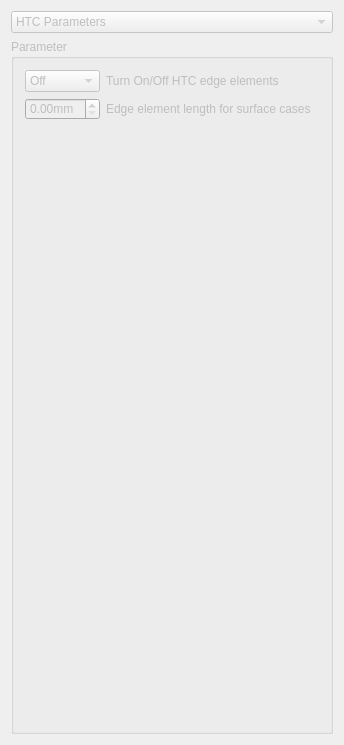
Old version of the form freecad/chronoWorkbench/gui/ui/ui_LDPMCSL_additionalPara.ui in the repository Concrete-Chrono-Development/chrono-preprocessor.
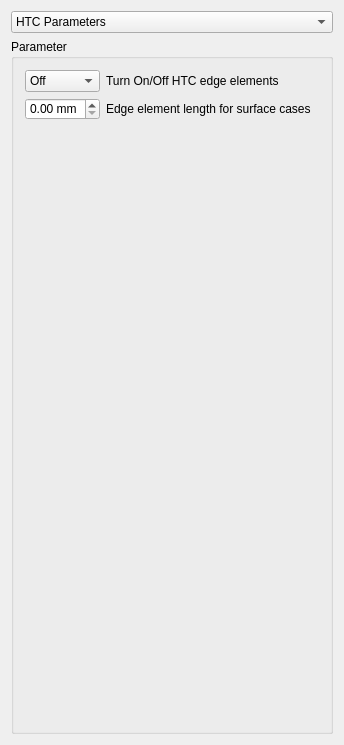
New version of the form. Icons and pictures are not drawn.

Diff of the .ui file:
```diff
--- a/freecad/chronoWorkbench/gui/ui/ui_LDPMCSL_additionalPara.ui
+++ b/freecad/chronoWorkbench/gui/ui/ui_LDPMCSL_additionalPara.ui
@@ -21,7 +21,7 @@
    <item row="1" column="0">
     <widget class="QGroupBox" name="groupBox_2">
      <property name="enabled">
-      <bool>false</bool>
+      <bool>true</bool>
      </property>
      <property name="styleSheet">
       <string notr="true">border-color: rgb(182, 182, 182);</string>
@@ -47,6 +47,9 @@
       </property>
       <item row="1" column="0">
        <widget class="QStackedWidget" name="widgetStack2">
+        <property name="enabled">
+         <bool>true</bool>
+        </property>
         <property name="styleSheet">
          <string notr="true">border-color: rgb(182, 182, 182);</string>
         </property>
@@ -54,11 +57,17 @@
          <number>0</number>
         </property>
         <widget class="QWidget" name="Page1_box">
+         <property name="enabled">
+          <bool>true</bool>
+         </property>
          <layout class="QGridLayout" name="gridLayout_2">
           <item row="0" column="0">
            <layout class="QHBoxLayout" name="horizontalLayout">
             <item>
-             <widget class="QComboBox" name="comboBox">
+             <widget class="QComboBox" name="HTCtoggle">
+              <property name="enabled">
+               <bool>true</bool>
+              </property>
               <property name="sizePolicy">
                <sizepolicy hsizetype="Fixed" vsizetype="Fixed">
                 <horstretch>0</horstretch>
@@ -90,7 +99,10 @@
              </widget>
             </item>
             <item>
-             <widget class="QLabel" name="textLabel2">
+             <widget class="QLabel" name="HTCtoggleLabel">
+              <property name="enabled">
+               <bool>true</bool>
+              </property>
               <property name="text">
                <string>Turn On/Off HTC edge elements</string>
               </property>
@@ -101,7 +113,10 @@
           <item row="1" column="0">
            <layout class="QHBoxLayout" name="horizontalLayout_2">
             <item>
-             <widget class="QDoubleSpinBox" name="doubleSpinBox">
+             <widget class="QDoubleSpinBox" name="HTClength">
+              <property name="enabled">
+               <bool>true</bool>
+              </property>
               <property name="sizePolicy">
                <sizepolicy hsizetype="Fixed" vsizetype="Fixed">
                 <horstretch>0</horstretch>
@@ -121,7 +136,7 @@
                </size>
               </property>
               <property name="suffix">
-               <string>mm</string>
+               <string> mm</string>
               </property>
               <property name="maximum">
                <double>999999.000000000000000</double>
@@ -1826,7 +1841,7 @@
    <item row="0" column="0">
     <widget class="QComboBox" name="PrimitiveTypeCB">
      <property name="enabled">
-      <bool>false</bool>
+      <bool>true</bool>
      </property>
      <property name="sizePolicy">
       <sizepolicy hsizetype="Minimum" vsizetype="Preferred">
```
Left out of the diff: 36 changed lines with no effect on the pictures.
